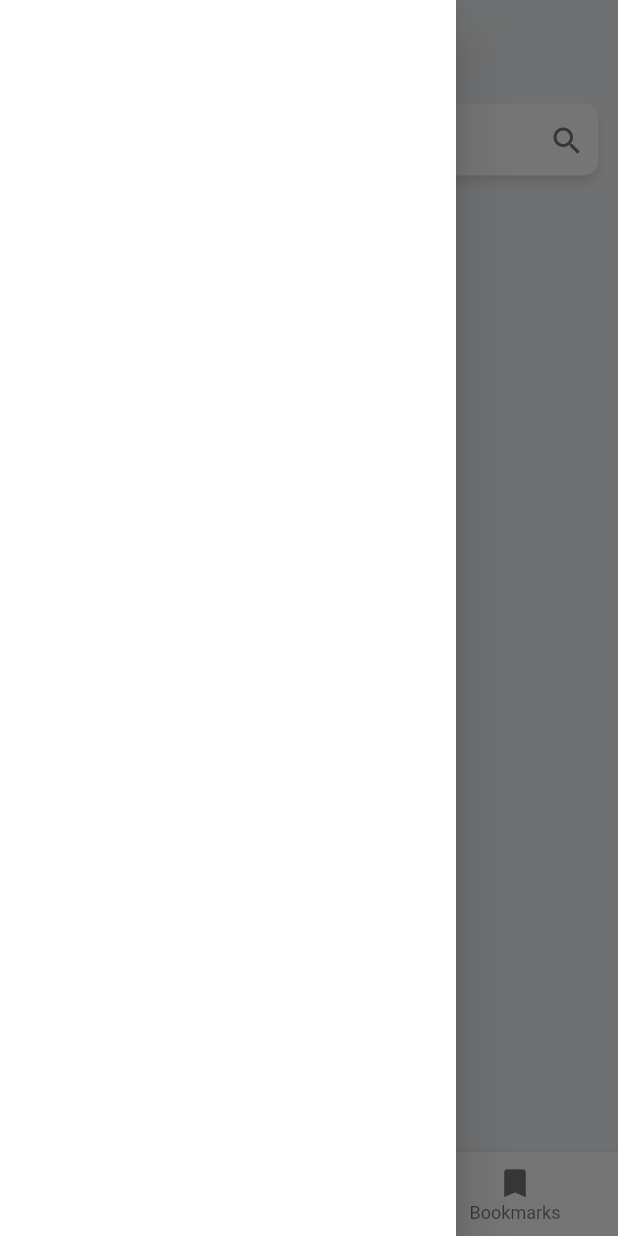
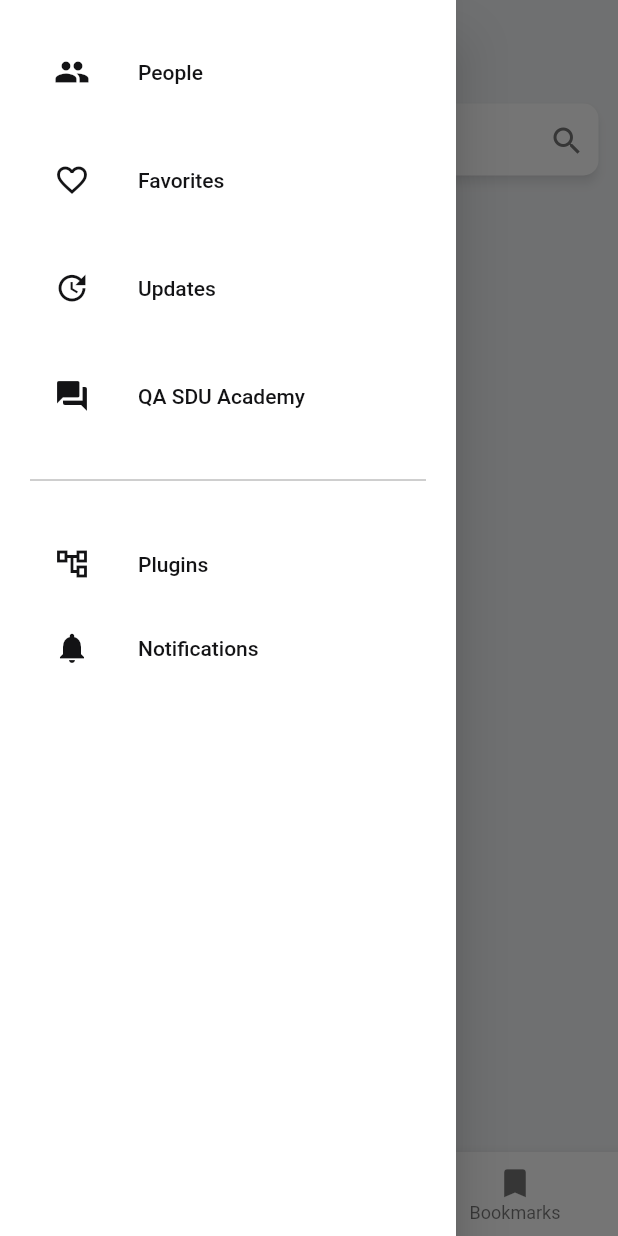
Before and after one commit to sultanmakhmudbazarbayev/SDU-Application, a Flutter app: the screen it shows after launch, item 2 of the bottom bar chosen, with the side drawer open, on a phone screen of 412 x 824 dp. Run offline on Flutter 3.47's test engine with Material 2 defaults, Android fonts, the phone set to English and light mode, and no system bars; drawn by our look-alikes of material_floating_search_bar; Roboto replaces fonts that are missing (Monsterrat).

Commit message:
Color-Changes

```diff
--- a/lib/pages/home.dart
+++ b/lib/pages/home.dart
@@ -1,6 +1,5 @@
 import 'package:flutter/material.dart';
 import 'package:flutter/services.dart';
-
 import 'home_widgets/navigation_drawer_widget.dart';
 
 class Home extends StatefulWidget {
--- a/lib/pages/home_widgets/navigation_drawer_widget.dart
+++ b/lib/pages/home_widgets/navigation_drawer_widget.dart
@@ -14,7 +14,7 @@ class NavigationDrawerWidget extends StatelessWidget {
         child: ListView(
           padding: padding,
           children: <Widget>[
-            const SizedBox(height: 48),
+            const SizedBox(height: 20),
             buildMenuItem(
               text: 'People',
               icon: Icons.people,
@@ -39,7 +39,7 @@ class NavigationDrawerWidget extends StatelessWidget {
               onClicked: () => selectedItem(context, 4),
             ),
             const SizedBox(height: 20),
-            const Divider(color: Colors.white70),
+            const Divider(color: Colors.grey),
             const SizedBox(height: 20),
             buildMenuItem(
               text: 'Plugins',
@@ -62,7 +62,7 @@ class NavigationDrawerWidget extends StatelessWidget {
     IconData icon,
     VoidCallback onClicked,
   }) {
-    const color = Colors.white;
+    const color = Color(0xFF131315);
     const hoverColor = Colors.white70;
 
     return ListTile(
--- a/lib/pages/home_widgets/people_page.dart
+++ b/lib/pages/home_widgets/people_page.dart
@@ -1,7 +1,8 @@
 import 'package:flutter/material.dart';
-import 'package:project/pages/home_widgets/navigation_drawer_widget.dart';
 
 class PeoplePage extends StatelessWidget {
+  const PeoplePage({Key key}) : super(key: key);
+
   @override
   Widget build(BuildContext context) {
     return Scaffold(
--- a/lib/pages/loading.dart
+++ b/lib/pages/loading.dart
@@ -11,7 +11,6 @@ class _LoadingState extends State<Loading> {
   @override
   void initState() {
     super.initState();
-    // Implement here!
   }
 
   @override
--- a/lib/pages/search.dart
+++ b/lib/pages/search.dart
@@ -79,7 +79,7 @@ class _SearchState extends State<Search> {
   @override
   Widget build(BuildContext context) {
     return Scaffold(
-      //drawer: NavigationDrawerWidget(),
+      drawer: NavigationDrawerWidget(),
       appBar: AppBar(
         foregroundColor: const Color(0xFF131315),
         titleTextStyle: TextStyle(
```
Also changed, not shown: lib/pages/navigation_bar.dart (+0 -21 lines).
